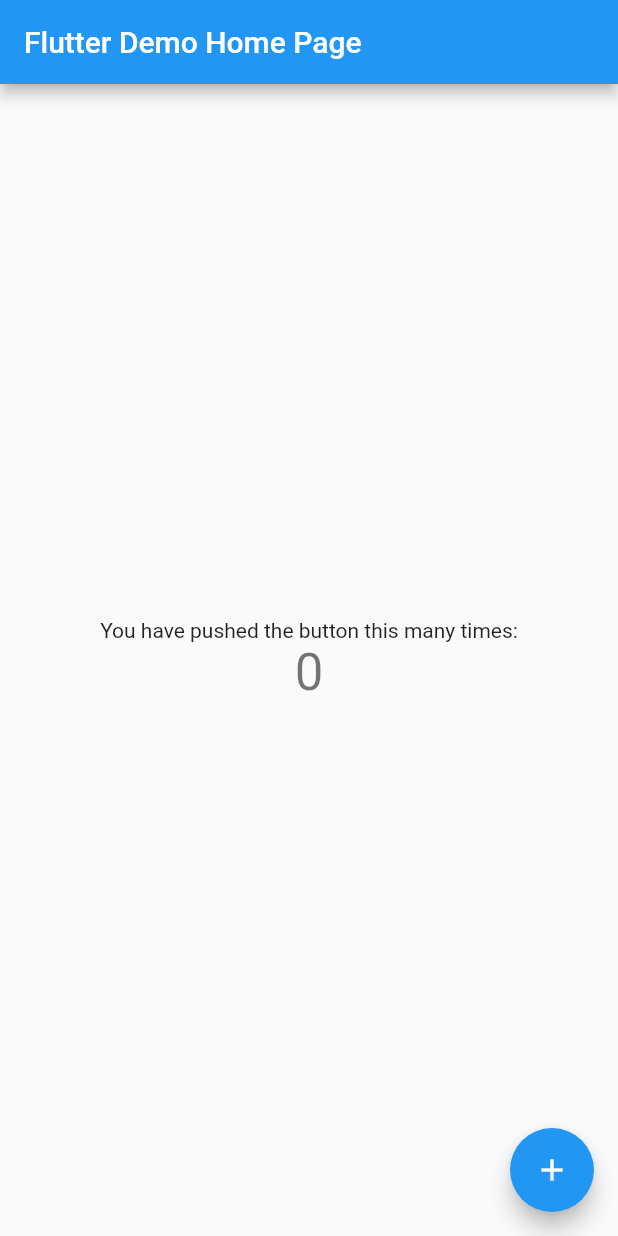
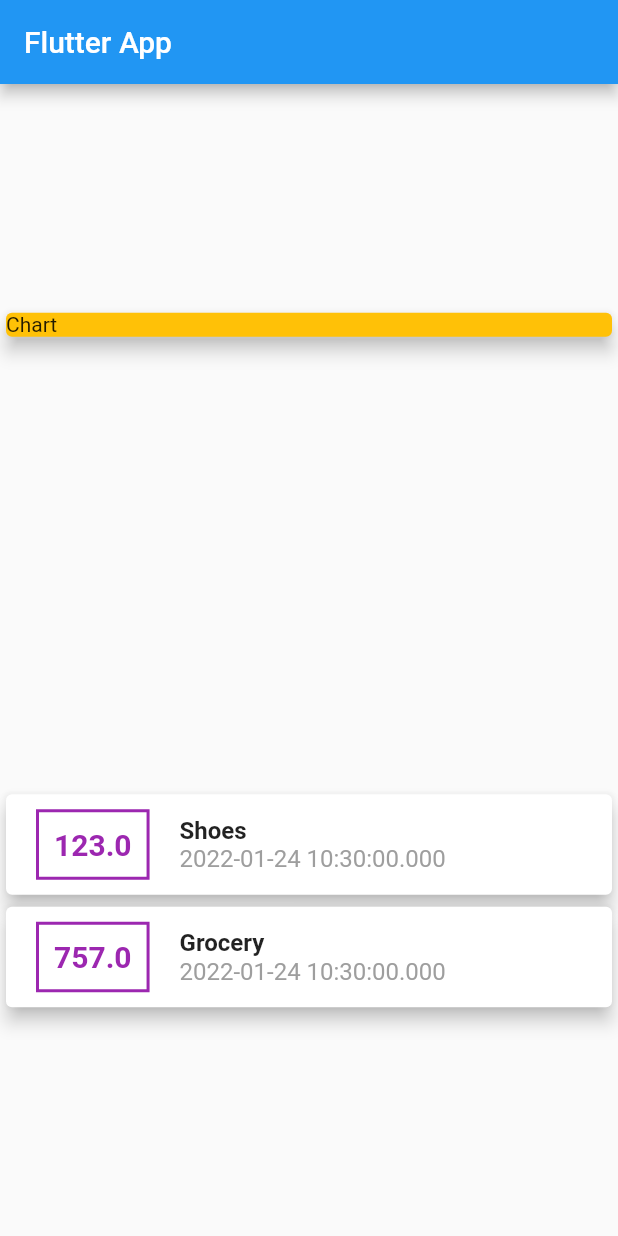
Before and after one commit to Sharan-121/Personal-Expense-Tracker, a Flutter app: the screen it shows after launch, on a phone screen of 412 x 824 dp. Run offline on Flutter 3.47's test engine with Material 2 defaults, Android fonts, the phone set to English and light mode, and no system bars.

Commit message:
Started Layout for Transactions

```diff
--- a/lib/main.dart
+++ b/lib/main.dart
@@ -1,115 +1,107 @@
+// ignore_for_file: prefer_const_constructors, prefer_const_literals_to_create_immutables, use_key_in_widget_constructors
+
 import 'package:flutter/material.dart';
+import './transaction.dart';
 
 void main() {
-  runApp(const MyApp());
+  runApp(MyApp());
 }
 
 class MyApp extends StatelessWidget {
-  const MyApp({Key? key}) : super(key: key);
-
-  // This widget is the root of your application.
   @override
   Widget build(BuildContext context) {
     return MaterialApp(
-      title: 'Flutter Demo',
-      theme: ThemeData(
-        // This is the theme of your application.
-        //
-        // Try running your application with "flutter run". You'll see the
-        // application has a blue toolbar. Then, without quitting the app, try
-        // changing the primarySwatch below to Colors.green and then invoke
-        // "hot reload" (press "r" in the console where you ran "flutter run",
-        // or simply save your changes to "hot reload" in a Flutter IDE).
-        // Notice that the counter didn't reset back to zero; the application
-        // is not restarted.
-        primarySwatch: Colors.blue,
-      ),
-      home: const MyHomePage(title: 'Flutter Demo Home Page'),
+      title: "Flutter",
+      home: MyHomePage(),
     );
   }
 }
 
-class MyHomePage extends StatefulWidget {
-  const MyHomePage({Key? key, required this.title}) : super(key: key);
-
-  // This widget is the home page of your application. It is stateful, meaning
-  // that it has a State object (defined below) that contains fields that affect
-  // how it looks.
-
-  // This class is the configuration for the state. It holds the values (in this
-  // case the title) provided by the parent (in this case the App widget) and
-  // used by the build method of the State. Fields in a Widget subclass are
-  // always marked "final".
-
-  final String title;
-
-  @override
-  State<MyHomePage> createState() => _MyHomePageState();
-}
-
-class _MyHomePageState extends State<MyHomePage> {
-  int _counter = 0;
-
-  void _incrementCounter() {
-    setState(() {
-      // This call to setState tells the Flutter framework that something has
-      // changed in this State, which causes it to rerun the build method below
-      // so that the display can reflect the updated values. If we changed
-      // _counter without calling setState(), then the build method would not be
-      // called again, and so nothing would appear to happen.
-      _counter++;
-    });
-  }
-
+class MyHomePage extends StatelessWidget {
+  final List<transaction> transList = [
+    transaction(
+      id: "t1",
+      title: "Shoes",
+      cost: 123,
+      date: DateTime.now(),
+    ),
+    transaction(
+      id: "t2",
+      title: "Grocery",
+      cost: 757,
+      date: DateTime.now(),
+    ),
+  ];
   @override
   Widget build(BuildContext context) {
-    // This method is rerun every time setState is called, for instance as done
-    // by the _incrementCounter method above.
-    //
-    // The Flutter framework has been optimized to make rerunning build methods
-    // fast, so that you can just rebuild anything that needs updating rather
-    // than having to individually change instances of widgets.
-    return Scaffold(
+    return MaterialApp(
+      theme: ThemeData(
+        primarySwatch: Colors.blue,
+      ),
+      home: Scaffold(
           appBar: AppBar(
-        // Here we take the value from the MyHomePage object that was created by
-        // the App.build method, and use it to set our appbar title.
-        title: Text(widget.title),
+            title: Text('Flutter App'),
           ),
-      body: Center(
-        // Center is a layout widget. It takes a single child and positions it
-        // in the middle of the parent.
-        child: Column(
-          // Column is also a layout widget. It takes a list of children and
-          // arranges them vertically. By default, it sizes itself to fit its
-          // children horizontally, and tries to be as tall as its parent.
-          //
-          // Invoke "debug painting" (press "p" in the console, choose the
-          // "Toggle Debug Paint" action from the Flutter Inspector in Android
-          // Studio, or the "Toggle Debug Paint" command in Visual Studio Code)
-          // to see the wireframe for each widget.
-          //
-          // Column has various properties to control how it sizes itself and
-          // how it positions its children. Here we use mainAxisAlignment to
-          // center the children vertically; the main axis here is the vertical
-          // axis because Columns are vertical (the cross axis would be
-          // horizontal).
-          mainAxisAlignment: MainAxisAlignment.center,
+          body: Column(
+            mainAxisAlignment: MainAxisAlignment.spaceAround,
+            crossAxisAlignment: CrossAxisAlignment.center,
             children: <Widget>[
-            const Text(
-              'You have pushed the button this many times:',
+              Container(
+                width: double.infinity,
+                child: Card(
+                  child: Text(
+                    "Chart",
+                  ),
+                  elevation: 5,
+                  color: Colors.amber,
+                ),
+              ),
+              Column(
+                children: transList.map((tx) {
+                  return Card(
+                      elevation: 5,
+                      child: Row(
+                        children: <Widget>[
+                          Container(
+                            padding: EdgeInsets.all(10),
+                            margin: EdgeInsets.symmetric(
+                                vertical: 10, horizontal: 20),
+                            decoration: BoxDecoration(
+                              border: Border.all(
+                                color: Colors.purple,
+                                width: 2,
+                              ),
+                            ),
+                            child: Text(
+                              tx.cost.toString(),
+                              style: TextStyle(
+                                fontWeight: FontWeight.bold,
+                                fontSize: 20,
+                                color: Colors.purple,
+                              ),
+                            ),
+                          ),
+                          Column(
+                            crossAxisAlignment: CrossAxisAlignment.start,
+                            children: <Widget>[
+                              Text(
+                                tx.title,
+                                style: TextStyle(
+                                    fontSize: 16, fontWeight: FontWeight.bold),
                               ),
                               Text(
-              '$_counter',
-              style: Theme.of(context).textTheme.headline4,
+                                tx.date.toString(),
+                                style:
+                                    TextStyle(color: Colors.grey, fontSize: 16),
+                              )
+                            ],
+                          )
+                        ],
+                      ));
+                }).toList(),
               ),
             ],
-        ),
-      ),
-      floatingActionButton: FloatingActionButton(
-        onPressed: _incrementCounter,
-        tooltip: 'Increment',
-        child: const Icon(Icons.add),
-      ), // This trailing comma makes auto-formatting nicer for build methods.
+          )),
     );
   }
 }
```
Also changed, not shown: 1 other file. Lines whose indentation alone changed are shown as unchanged.
